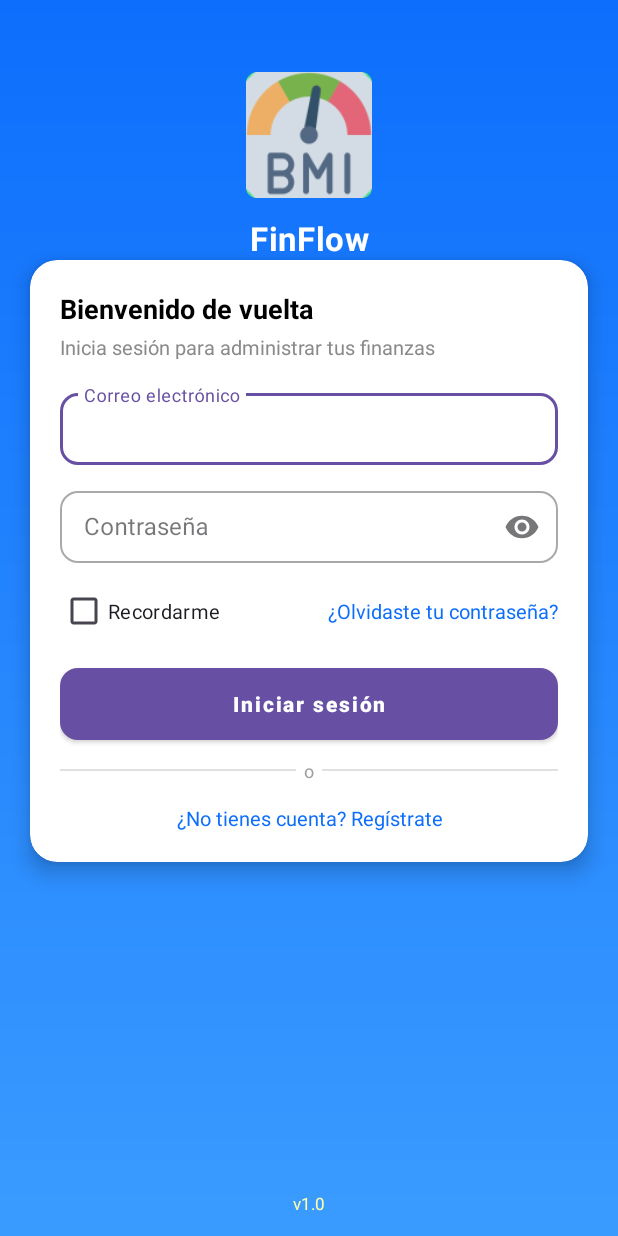
After one commit to gabrieljimenezc01/calculadoraIMC, an Android app: the login screen opened directly, with no data from a screen before it, on a phone screen of 412 x 824 dp. The commit adds this screen. Run offline under Robolectric (Android 15) with nearby library versions, the phone set to English and light mode, and no system bars; 1 statement that could not run was skipped.

Commit message:
sincronizacion y login diseño

```diff
--- a/app/build.gradle.kts
+++ b/app/build.gradle.kts
@@ -1,6 +1,7 @@
 plugins {
     alias(libs.plugins.android.application)
     alias(libs.plugins.kotlin.android)
+    id("com.google.gms.google-services")
 }
 
 android {
@@ -46,4 +47,6 @@ dependencies {
     testImplementation(libs.junit)
     androidTestImplementation(libs.androidx.junit)
     androidTestImplementation(libs.androidx.espresso.core)
+    implementation(platform("com.google.firebase:firebase-bom:34.2.0"))
+    implementation("com.google.firebase:firebase-analytics")
 }
--- a/app/src/main/AndroidManifest.xml
+++ b/app/src/main/AndroidManifest.xml
@@ -12,9 +12,11 @@
         android:supportsRtl="true"
         android:theme="@style/Theme.CalculadoraIMC">
         <activity
+            android:name=".login"
+            android:exported="false" />
+        <activity
             android:name=".history_activity"
-            android:exported="false" />
-        <!-- Splash es la primera pantalla -->
+            android:exported="false" /> <!-- Splash es la primera pantalla -->
         <activity
             android:name=".SplashActivity"
             android:exported="true"
--- a/app/src/main/java/com/example/calculadoraimc/SplashActivity.kt
+++ b/app/src/main/java/com/example/calculadoraimc/SplashActivity.kt
@@ -32,7 +32,7 @@ class SplashActivity : AppCompatActivity() {
             } else {
                 startActivity(Intent(this, MainActivity::class.java))
             }
-            finish()
+           finish()
         }
 
     }
--- /dev/null
+++ b/app/src/main/java/com/example/calculadoraimc/login.kt
@@ -0,0 +1,20 @@
+package com.example.calculadoraimc
+
+import android.os.Bundle
+import androidx.activity.enableEdgeToEdge
+import androidx.appcompat.app.AppCompatActivity
+import androidx.core.view.ViewCompat
+import androidx.core.view.WindowInsetsCompat
+
+class login : AppCompatActivity() {
+    override fun onCreate(savedInstanceState: Bundle?) {
+        super.onCreate(savedInstanceState)
+        enableEdgeToEdge()
+        setContentView(R.layout.activity_login)
+        ViewCompat.setOnApplyWindowInsetsListener(findViewById(R.id.main)) { v, insets ->
+            val systemBars = insets.getInsets(WindowInsetsCompat.Type.systemBars())
+            v.setPadding(systemBars.left, systemBars.top, systemBars.right, systemBars.bottom)
+            insets
+        }
+    }
+}
--- /dev/null
+++ b/app/src/main/res/drawable/bg_gradient.xml
@@ -0,0 +1,7 @@
+<?xml version="1.0" encoding="utf-8"?>
+<shape xmlns:android="http://schemas.android.com/apk/res/android" android:shape="rectangle">
+    <gradient
+        android:startColor="@color/gradient_start"
+        android:endColor="@color/gradient_end"
+        android:angle="270" />
+</shape>
--- /dev/null
+++ b/app/src/main/res/drawable/rounded_button.xml
@@ -0,0 +1,6 @@
+<?xml version="1.0" encoding="utf-8"?>
+<shape xmlns:android="http://schemas.android.com/apk/res/android" android:shape="rectangle">
+    <solid android:color="@color/primary_700"/>
+    <corners android:radius="12dp"/>
+    <padding android:left="12dp" android:top="8dp" android:right="12dp" android:bottom="8dp"/>
+</shape>
--- /dev/null
+++ b/app/src/main/res/layout/activity_login.xml
@@ -0,0 +1,244 @@
+<?xml version="1.0" encoding="utf-8"?>
+<androidx.constraintlayout.widget.ConstraintLayout
+    xmlns:android="http://schemas.android.com/apk/res/android"
+    xmlns:app="http://schemas.android.com/apk/res-auto"
+    xmlns:tools="http://schemas.android.com/tools"
+    android:id="@+id/root"
+    android:layout_width="match_parent"
+    android:layout_height="match_parent"
+    android:background="@drawable/bg_gradient"
+    tools:context="com.example.calculadoraimc.login">
+
+    <!-- Top logo + title -->
+    <ImageView
+        android:id="@+id/imgLogo"
+        android:layout_width="84dp"
+        android:layout_height="84dp"
+        android:contentDescription="Logo"
+        android:src="@mipmap/ic_launcher_round"
+        app:layout_constraintTop_toTopOf="parent"
+        android:layout_marginTop="48dp"
+        app:layout_constraintStart_toStartOf="parent"
+        app:layout_constraintEnd_toEndOf="parent" />
+
+    <TextView
+        android:id="@+id/tvAppName"
+        android:layout_width="wrap_content"
+        android:layout_height="wrap_content"
+        android:text="FinFlow"
+        android:textSize="22sp"
+        android:textStyle="bold"
+        android:letterSpacing="0.02"
+        android:textColor="@android:color/white"
+        app:layout_constraintTop_toBottomOf="@id/imgLogo"
+        android:layout_marginTop="12dp"
+        app:layout_constraintStart_toStartOf="parent"
+        app:layout_constraintEnd_toEndOf="parent" />
+
+    <!-- Card container -->
+    <androidx.cardview.widget.CardView
+        android:id="@+id/card"
+        android:layout_width="0dp"
+        android:layout_height="wrap_content"
+        app:cardCornerRadius="18dp"
+        app:cardPreventCornerOverlap="false"
+        app:cardElevation="8dp"
+        android:layout_marginStart="20dp"
+        android:layout_marginEnd="20dp"
+        app:layout_constraintTop_toBottomOf="@id/tvAppName"
+        app:layout_constraintStart_toStartOf="parent"
+        app:layout_constraintEnd_toEndOf="parent"
+        app:layout_constraintVertical_bias="0">
+
+        <LinearLayout
+            android:orientation="vertical"
+            android:padding="20dp"
+            android:layout_width="match_parent"
+            android:layout_height="wrap_content">
+
+            <TextView
+                android:id="@+id/tvWelcome"
+                android:layout_width="wrap_content"
+                android:layout_height="wrap_content"
+                android:text="Bienvenido de vuelta"
+                android:textSize="18sp"
+                android:textStyle="bold"
+                android:textColor="@android:color/black" />
+
+            <TextView
+                android:id="@+id/tvSubtitle"
+                android:layout_width="wrap_content"
+                android:layout_height="wrap_content"
+                android:text="Inicia sesión para administrar tus finanzas"
+                android:textSize="13sp"
+                android:layout_marginTop="4dp"
+                android:textColor="#8A8A8A" />
+
+            <!-- Email -->
+            <com.google.android.material.textfield.TextInputLayout
+                android:id="@+id/tilEmail"
+                style="@style/Widget.MaterialComponents.TextInputLayout.OutlinedBox"
+                android:layout_width="match_parent"
+                android:layout_height="wrap_content"
+                android:layout_marginTop="16dp"
+                app:boxBackgroundMode="outline"
+                app:boxCornerRadiusTopStart="12dp"
+                app:boxCornerRadiusTopEnd="12dp"
+                app:boxCornerRadiusBottomStart="12dp"
+                app:boxCornerRadiusBottomEnd="12dp">
+
+                <com.google.android.material.textfield.TextInputEditText
+                    android:id="@+id/etEmail"
+                    android:layout_width="match_parent"
+                    android:layout_height="48dp"
+                    android:hint="Correo electrónico"
+                    android:inputType="textEmailAddress"
+                    android:imeOptions="actionNext" />
+            </com.google.android.material.textfield.TextInputLayout>
+
+            <!-- Password -->
+            <com.google.android.material.textfield.TextInputLayout
+                android:id="@+id/tilPassword"
+                style="@style/Widget.MaterialComponents.TextInputLayout.OutlinedBox"
+                android:layout_width="match_parent"
+                android:layout_height="wrap_content"
+                android:layout_marginTop="12dp"
+                app:boxBackgroundMode="outline"
+                app:endIconMode="password_toggle"
+                app:boxCornerRadiusTopStart="12dp"
+                app:boxCornerRadiusTopEnd="12dp"
+                app:boxCornerRadiusBottomStart="12dp"
+                app:boxCornerRadiusBottomEnd="12dp">
+
+                <com.google.android.material.textfield.TextInputEditText
+                    android:id="@+id/etPassword"
+                    android:layout_width="match_parent"
+                    android:layout_height="48dp"
+                    android:hint="Contraseña"
+                    android:inputType="textPassword"
+                    android:imeOptions="actionDone" />
+            </com.google.android.material.textfield.TextInputLayout>
+
+            <!-- Remember + Forgot -->
+            <LinearLayout
+                android:layout_width="match_parent"
+                android:layout_height="wrap_content"
+                android:orientation="horizontal"
+                android:gravity="center_vertical"
+                android:layout_marginTop="8dp">
+
+                <com.google.android.material.checkbox.MaterialCheckBox
+                    android:id="@+id/cbRemember"
+                    android:layout_width="wrap_content"
+                    android:layout_height="wrap_content"
+                    android:text="Recordarme"
+                    android:textSize="13sp" />
+
+                <View
+                    android:layout_weight="1"
+                    android:layout_width="0dp"
+                    android:layout_height="1dp" />
+
+                <TextView
+                    android:id="@+id/tvForgot"
+                    android:layout_width="wrap_content"
+                    android:layout_height="wrap_content"
+                    android:text="¿Olvidaste tu contraseña?"
+                    android:textSize="13sp"
+                    android:textColor="@color/primary_700"
+                    android:clickable="true"
+                    android:focusable="true" />
+            </LinearLayout>
+
+            <!-- Login button -->
+            <com.google.android.material.button.MaterialButton
+                android:id="@+id/btnLogin"
+                style="@style/Widget.MaterialComponents.Button"
+                android:layout_width="match_parent"
+                android:layout_height="48dp"
+                android:layout_marginTop="14dp"
+                android:background="@drawable/rounded_button"
+                android:text="Iniciar sesión"
+                android:textAllCaps="false"
+                android:textStyle="bold" />
+
+            <ProgressBar
+                android:id="@+id/progress"
+                android:layout_width="40dp"
+                android:layout_height="40dp"
+                android:layout_gravity="center"
+                android:visibility="gone"
+                android:layout_marginTop="12dp" />
+
+            <!-- Divider -->
+            <LinearLayout
+                android:layout_width="match_parent"
+                android:layout_height="wrap_content"
+                android:orientation="horizontal"
+                android:gravity="center"
+                android:layout_marginTop="12dp">
+
+                <View android:layout_width="0dp" android:layout_height="1dp" android:layout_weight="1" android:background="#E0E0E0"/>
+                <TextView android:layout_width="wrap_content" android:layout_height="wrap_content" android:text="  o  " android:textSize="12sp" android:textColor="#9E9E9E"/>
+                <View android:layout_width="0dp" android:layout_height="1dp" android:layout_weight="1" android:background="#E0E0E0"/>
+            </LinearLayout>
+
+<!--            &lt;!&ndash; Social buttons &ndash;&gt;-->
+<!--            <LinearLayout-->
+<!--                android:layout_width="match_parent"-->
+<!--                android:layout_height="wrap_content"-->
+<!--                android:orientation="horizontal"-->
+<!--                android:gravity="center"-->
+<!--                android:layout_marginTop="12dp">-->
+
+<!--                <com.google.android.material.button.MaterialButton-->
+<!--                    android:id="@+id/btnGoogle"-->
+<!--                    android:layout_width="0dp"-->
+<!--                    android:layout_weight="1"-->
+<!--                    android:layout_height="44dp"-->
+<!--                    android:layout_marginEnd="8dp"-->
+<!--                    android:text="Google"-->
+<!--                    app:icon="@drawable/ic_google"-->
+<!--                    app:iconGravity="textStart"-->
+<!--                    android:textAllCaps="false" />-->
+
+<!--                <com.google.android.material.button.MaterialButton-->
+<!--                    android:id="@+id/btnBiometric"-->
+<!--                    android:layout_width="0dp"-->
+<!--                    android:layout_weight="1"-->
+<!--                    android:layout_height="44dp"-->
+<!--                    android:layout_marginStart="8dp"-->
+<!--                    android:text="Huella"-->
+<!--                    app:icon="@drawable/ic_fingerprint"-->
+<!--                    app:iconGravity="textStart"-->
+<!--                    android:textAllCaps="false" />-->
+<!--            </LinearLayout>-->
+
+            <!-- Register link -->
+            <TextView
+                android:id="@+id/tvRegister"
+                android:layout_width="match_parent"
+                android:layout_height="wrap_content"
+                android:text="¿No tienes cuenta? Regístrate"
+                android:textAlignment="center"
+                android:textSize="13sp"
+                android:layout_marginTop="14dp"
+                android:textColor="@color/primary_700"/>
+        </LinearLayout>
+    </androidx.cardview.widget.CardView>
+
+    <!-- Small copyright / version -->
+    <TextView
+        android:id="@+id/tvVersion"
+        android:layout_width="wrap_content"
+        android:layout_height="wrap_content"
+        android:text="v1.0"
+        android:textSize="11sp"
+        android:textColor="#FFFFFFAA"
+        app:layout_constraintBottom_toBottomOf="parent"
+        android:layout_marginBottom="14dp"
+        app:layout_constraintEnd_toEndOf="parent"
+        app:layout_constraintStart_toStartOf="parent"
+        android:gravity="center"/>
+
+</androidx.constraintlayout.widget.ConstraintLayout>
--- a/app/src/main/res/values/colors.xml
+++ b/app/src/main/res/values/colors.xml
@@ -2,4 +2,8 @@
 <resources>
     <color name="black">#FF000000</color>
     <color name="white">#FFFFFFFF</color>
+    <color name="primary_700">#0D6EFD</color>
+    <color name="gradient_start">#0D6EFD</color>
+    <color name="gradient_end">#3A9BFF</color>
+    <color name="accent">#FFB86B</color>
 </resources>
--- a/build.gradle.kts
+++ b/build.gradle.kts
@@ -2,4 +2,5 @@
 plugins {
     alias(libs.plugins.android.application) apply false
     alias(libs.plugins.kotlin.android) apply false
+    id("com.google.gms.google-services") version "4.4.3" apply false
 }
```
Also changed, not shown: 1 other file.
